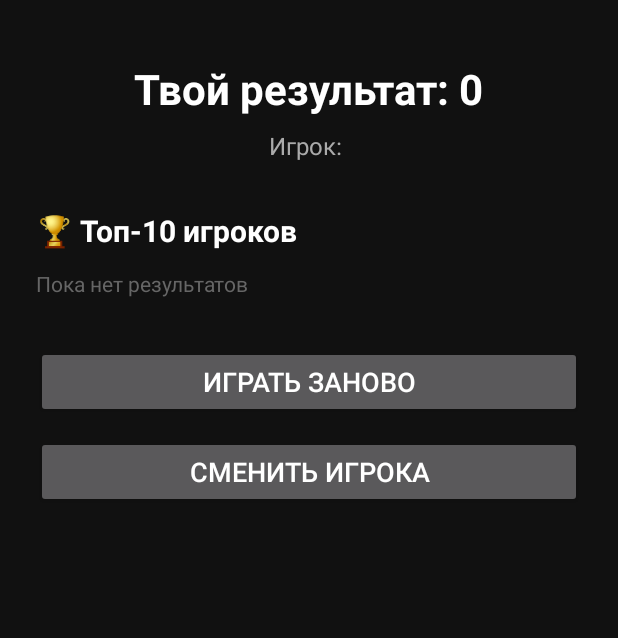
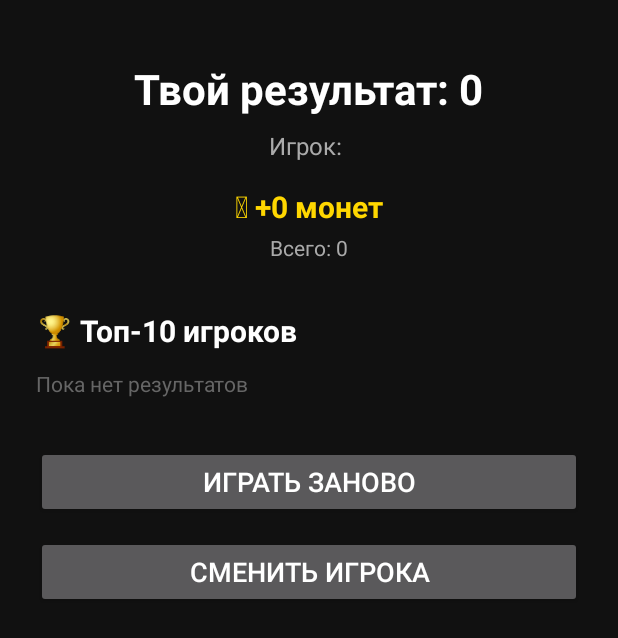
Before and after one commit to NestorAPP/67-gaming, an Android app: the ResultActivity screen opened directly, with no data from a screen before it, on a phone screen of 412 x 824 dp. Shown: the top 638 px of the screen. Run offline under Robolectric (Android 15) with nearby library versions, the light colour scheme and no system bars.

Commit message:
Update activity_result.xml

```diff
--- a/app/src/main/res/layout/activity_result.xml
+++ b/app/src/main/res/layout/activity_result.xml
@@ -43,6 +43,28 @@
             android:layout_gravity="center"
             android:layout_marginTop="8dp" />
 
+        <!-- НОВЫЙ БЛОК: Заработанные монеты -->
+        <TextView
+            android:id="@+id/tvEarnedCoins"
+            android:layout_width="wrap_content"
+            android:layout_height="wrap_content"
+            android:text="🪙 +0 монет"
+            android:textSize="20sp"
+            android:textStyle="bold"
+            android:textColor="#FFD700"
+            android:layout_gravity="center"
+            android:layout_marginTop="16dp" />
+
+        <TextView
+            android:id="@+id/tvTotalCoins"
+            android:layout_width="wrap_content"
+            android:layout_height="wrap_content"
+            android:text="Всего: 0"
+            android:textSize="14sp"
+            android:textColor="#AAAAAA"
+            android:layout_gravity="center"
+            android:layout_marginTop="4dp" />
+
         <TextView
             android:layout_width="wrap_content"
             android:layout_height="wrap_content"
```
